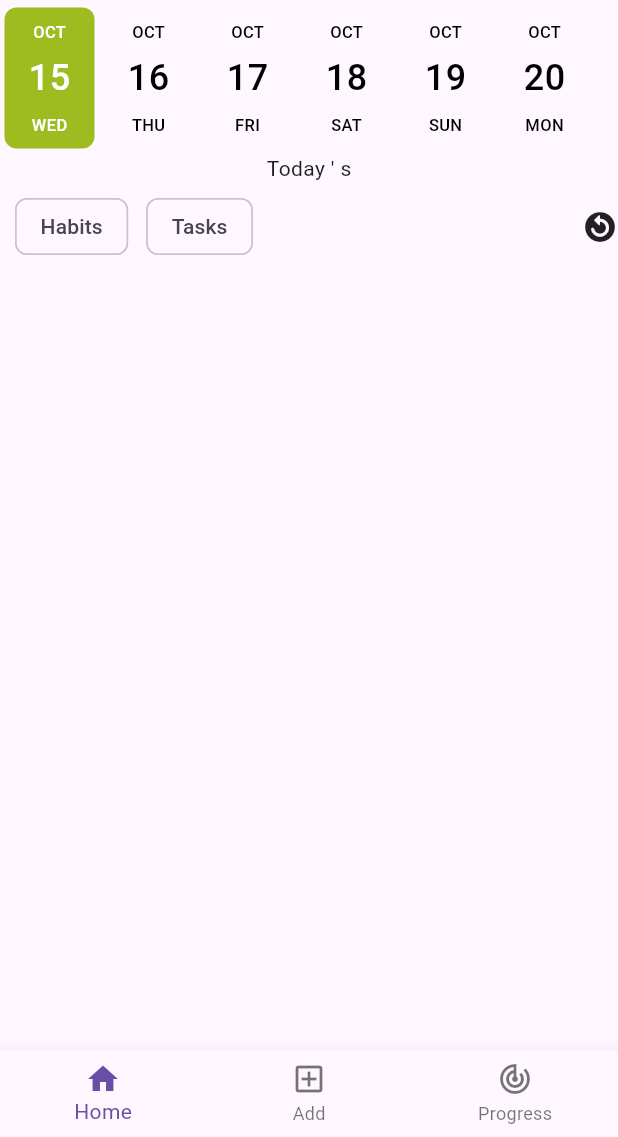
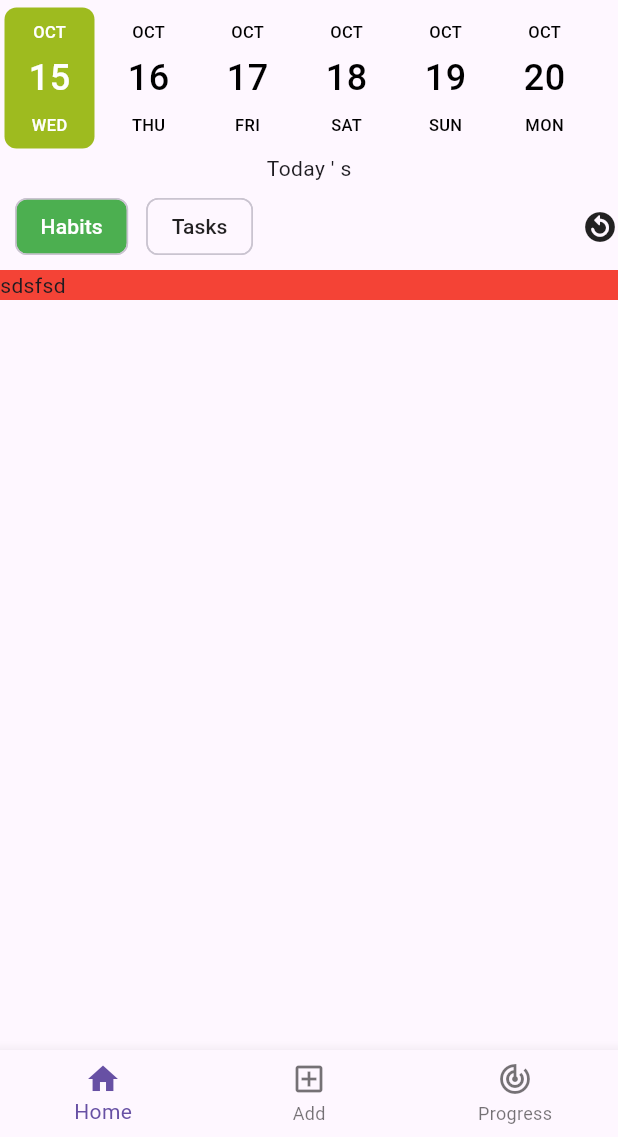
Before and after one commit to Samyak0-0/habitican, a Flutter app: the screen it shows after launch, after a tap on "Habits", on a phone screen of 412 x 824 dp, the part 99-1236 px from its top. Run offline on Flutter 3.47's test engine with Material 3 defaults, Android fonts, the phone set to English and light mode, and no system bars; drawn by our look-alikes of date_picker_timeline; our stand-ins replace gap, percent_indicator.

Commit message:
habit and to do coards

```diff
--- a/lib/components/habit_cards.dart
+++ b/lib/components/habit_cards.dart
@@ -1,10 +1,15 @@
 import 'package:flutter/material.dart';
 
 class Habitcards extends StatelessWidget {
-  const Habitcards({super.key});
+  final String name;
+  const Habitcards({super.key, required this.name});
 
   @override
   Widget build(BuildContext context) {
-    return const Placeholder();
+    return Container(
+      color: Colors.red,
+      width: double.infinity,
+      child: Text(name),
+    );
   }
 }
--- a/lib/components/habit_list.dart
+++ b/lib/components/habit_list.dart
@@ -1,4 +1,5 @@
 import 'package:flutter/material.dart';
+import 'package:habitican/components/habit_cards.dart';
 
 class HabitList extends StatelessWidget {
   const HabitList({super.key});
@@ -6,7 +7,9 @@ class HabitList extends StatelessWidget {
   @override
   Widget build(BuildContext context) {
     return Column(
-      children: [const Text('ada')],
+      children: [
+        Habitcards(name: "sdsfsd"),
+      ],
     );
   }
 }
--- a/lib/components/to_do_cards.dart
+++ b/lib/components/to_do_cards.dart
@@ -1,10 +1,15 @@
 import 'package:flutter/material.dart';
 
 class ToDoCards extends StatelessWidget {
-  const ToDoCards({super.key});
+  final String name;
+  const ToDoCards({super.key, required this.name});
 
   @override
   Widget build(BuildContext context) {
-    return const Placeholder();
+    return Container(
+      color: Colors.blueAccent,
+      width: double.infinity,
+      child: Text(name),
+    );
   }
 }
--- a/lib/components/to_do_list.dart
+++ b/lib/components/to_do_list.dart
@@ -1,10 +1,13 @@
 import 'package:flutter/material.dart';
+import 'package:habitican/components/to_do_cards.dart';
 
 class ToDoList extends StatelessWidget {
   const ToDoList({super.key});
 
   @override
   Widget build(BuildContext context) {
-    return const Placeholder();
+    return Column(
+      children: [ToDoCards(name: "sdsfsd")],
+    );
   }
 }
--- a/lib/pages/dashboard.dart
+++ b/lib/pages/dashboard.dart
@@ -73,7 +73,7 @@ class _DashboardState extends State<Dashboard> {
               // New date selected
               setState(() {
                 _selectedValue = date.toString();
-                print(_selectedValue);
+                // print(_selectedValue);
               });
             },
           ),
@@ -92,8 +92,18 @@ class _DashboardState extends State<Dashboard> {
                         habitToDoIndex = 0;
                       });
                     },
-                    child: const Chip(
-                      label: Text("Habits"),
+                    child: Chip(
+                      backgroundColor: habitToDoIndex == 0
+                          ? Colors.green
+                          : null,
+                      label: Text(
+                        "Habits",
+                        style: TextStyle(
+                          color: habitToDoIndex == 0
+                              ? Colors.white
+                              : Colors.black87,
+                        ),
+                      ),
                     ),
                   ),
                 ),
@@ -103,8 +113,16 @@ class _DashboardState extends State<Dashboard> {
                       habitToDoIndex = 1;
                     });
                   },
-                  child: const Chip(
-                    label: Text("Tasks"),
+                  child: Chip(
+                    backgroundColor: habitToDoIndex == 1 ? Colors.green : null,
+                    label: Text(
+                      "Tasks",
+                      style: TextStyle(
+                        color: habitToDoIndex == 1
+                            ? Colors.white
+                            : Colors.black87,
+                      ),
+                    ),
                   ),
                 ),
               ],
@@ -112,10 +130,12 @@ class _DashboardState extends State<Dashboard> {
             const Icon(Icons.replay_circle_filled_rounded),
           ],
         ),
-        // IndexedStack(
-        //   index: habitToDoIndex,
-        //   children: habitToDoLists,
-        // ),
+        Expanded(
+          child: IndexedStack(
+            index: habitToDoIndex,
+            children: habitToDoLists,
+          ),
+        ),
       ],
     );
   }
--- a/lib/pages/tracker_screen.dart
+++ b/lib/pages/tracker_screen.dart
@@ -22,10 +22,10 @@ class _TrackerScreenState extends State<TrackerScreen> {
             // Icon(Icons.navigate_before),
             // Text("October, 2025"),
             // Icon(Icons.navigate_next),
-            Text("Your Progress Report"),
+            const Text("Your Progress Report"),
           ],
         ),
-        SizedBox(
+        const SizedBox(
           height: 500,
           child: MonthlyScreen(),
         ),
@@ -33,7 +33,7 @@ class _TrackerScreenState extends State<TrackerScreen> {
         // DayProgressCircularBar(),
         Expanded(
           child: ListView(
-            children: [
+            children: const [
               Text('Daily Insights'),
               Row(
                 mainAxisAlignment: MainAxisAlignment.spaceAround,
@@ -44,7 +44,7 @@ class _TrackerScreenState extends State<TrackerScreen> {
                       Text("Task Completed: 9/11"),
                     ],
                   ),
-                  DayProgressCircularBar(date: 1.toString()),
+                  DayProgressCircularBar(date: '1'),
                 ],
               ),
               Text("View Details ->"),
```
